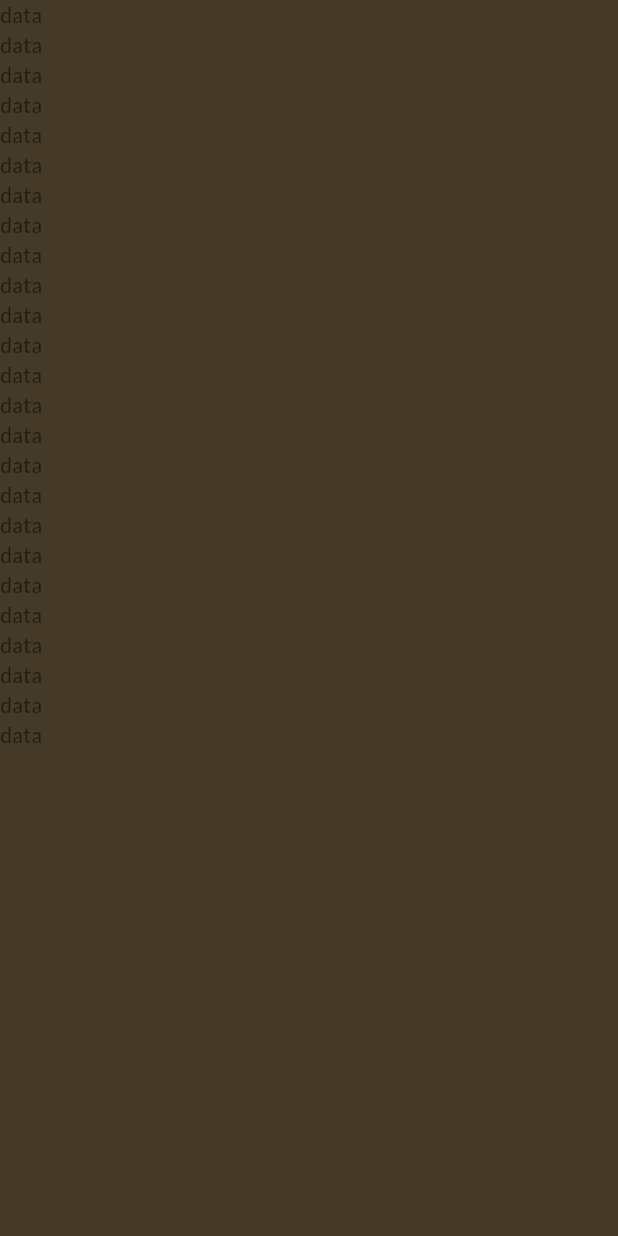
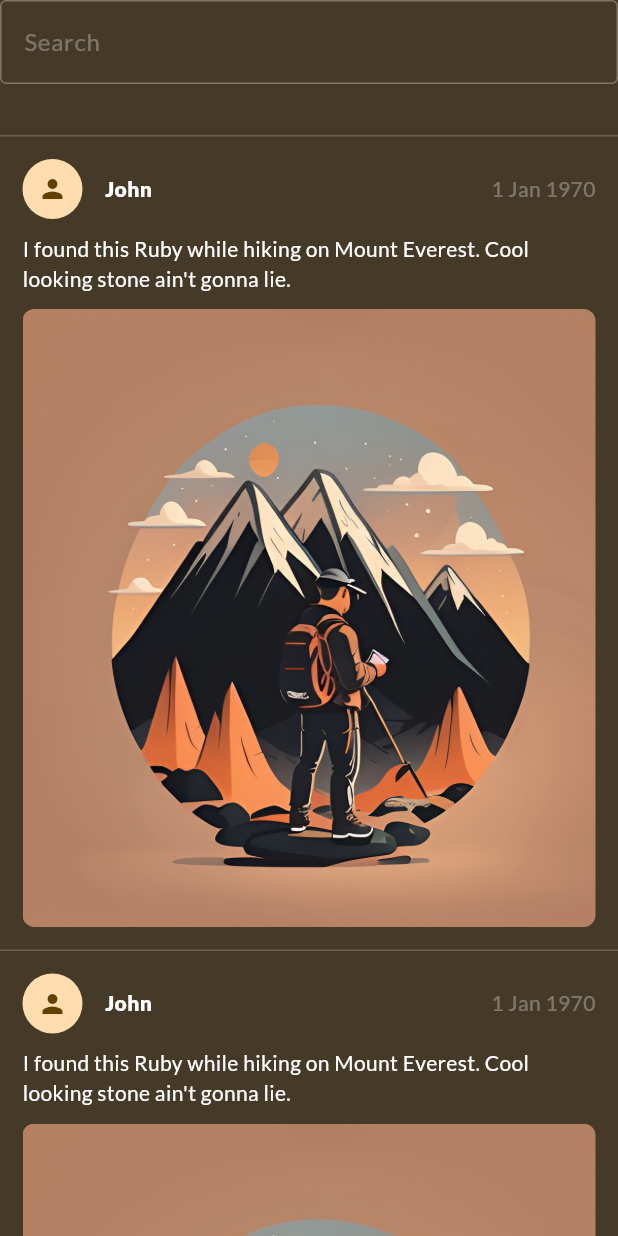
Before and after one commit to RocklandUOW/rockland-frontend, a Flutter app: the DiscoverPage screen opened directly, on a phone screen of 412 x 824 dp. Run offline on Flutter 3.47's test engine with Material 3 defaults, Android fonts, the phone set to English and light mode, and no system bars; our stand-ins replace google_fonts, google_maps_flutter, location; statements that could not run were skipped.

Commit message:
Almost fully styled discover page; Added loading indicator to load new posts in profile page; Added discover post thumbnail template; Added view image screen; Added changelog

```diff
--- /dev/null
+++ b/lib/components/post_thumbnail_discover.dart
@@ -0,0 +1,113 @@
+import 'package:flutter/material.dart';
+import 'package:flutter/widgets.dart';
+import 'package:rockland/pages/post-screen/post.dart';
+import 'package:rockland/screens/image.dart';
+import 'package:rockland/styles/colors.dart';
+import 'package:rockland/utility/activity.dart';
+
+class PostThumbnailDiscover extends StatefulWidget {
+  const PostThumbnailDiscover({super.key});
+
+  @override
+  State<PostThumbnailDiscover> createState() => _PostThumbnailDiscoverState();
+}
+
+class _PostThumbnailDiscoverState extends State<PostThumbnailDiscover> {
+  @override
+  Widget build(BuildContext context) {
+    double parentWidth = MediaQuery.of(context).size.width;
+
+    return InkWell(
+      splashColor: Colors.white.withAlpha(20),
+      highlightColor: Colors.white.withAlpha(20),
+      onTap: () {
+        Activity.startActivity(context, const PostPage());
+      },
+      child: Column(
+        children: [
+          Padding(
+            padding: const EdgeInsets.only(left: 15, right: 15, top: 15),
+            child: Column(
+              children: [
+                Row(
+                  mainAxisAlignment: MainAxisAlignment.spaceBetween,
+                  children: [
+                    const Flexible(
+                        child: Row(
+                      children: [
+                        CircleAvatar(
+                          child: Icon(
+                            Icons.person,
+                            size: 20,
+                          ),
+                        ),
+                        SizedBox(
+                          width: 15,
+                        ),
+                        Flexible(
+                            child: Column(
+                          mainAxisAlignment: MainAxisAlignment.start,
+                          crossAxisAlignment: CrossAxisAlignment.start,
+                          children: [
+                            Text(
+                              "John",
+                              style: TextStyle(
+                                  color: Colors.white,
+                                  fontWeight: FontWeight.bold),
+                            ),
+                          ],
+                        ))
+                      ],
+                    )),
+                    Row(
+                      children: [
+                        Text(
+                          "1 Jan 1970",
+                          style: TextStyle(color: Colors.white.withAlpha(80)),
+                        )
+                      ],
+                    )
+                  ],
+                ),
+                const SizedBox(
+                  height: 10,
+                ),
+                const Text(
+                  "I found this Ruby while hiking on Mount Everest. Cool looking stone ain't gonna lie.",
+                  style: TextStyle(color: Colors.white),
+                ),
+                const SizedBox(
+                  height: 10,
+                ),
+                GestureDetector(
+                  onTap: () {
+                    Activity.startActivity(context, ViewImageExtended());
+                  },
+                  child: Container(
+                    clipBehavior: Clip.hardEdge,
+                    decoration: BoxDecoration(
+                        borderRadius: BorderRadius.circular(8),
+                        image: const DecorationImage(
+                            image: AssetImage("lib/images/LogoUpscaled.png")
+                                as ImageProvider,
+                            fit: BoxFit.cover)),
+                    width: parentWidth,
+                    height: parentWidth,
+                  ),
+                )
+              ],
+            ),
+          ),
+          const SizedBox(
+            height: 15,
+          ),
+          Container(
+            width: parentWidth,
+            height: 1,
+            color: Colors.white.withAlpha(50),
+          )
+        ],
+      ),
+    );
+  }
+}
--- a/lib/pages/home/discover.dart
+++ b/lib/pages/home/discover.dart
@@ -1,4 +1,6 @@
 import 'package:flutter/material.dart';
+import 'package:rockland/components/post_thumbnail_discover.dart';
+import 'package:rockland/components/textfield.dart';
 import 'package:rockland/styles/colors.dart';
 import 'package:rockland/utility/common.dart';
 
@@ -30,8 +32,7 @@ class _DiscoverPageState extends State<DiscoverPage> {
   void initState() {
     super.initState();
     widget.controller!.getListController = getListController;
-    widget.controller!.setListControllerPosition =
-        setListControllerPosition;
+    widget.controller!.setListControllerPosition = setListControllerPosition;
   }
 
   ScrollController getListController() {
@@ -45,17 +46,55 @@ class _DiscoverPageState extends State<DiscoverPage> {
 
   @override
   Widget build(BuildContext context) {
+    double parentWidth = MediaQuery.of(context).size.width;
     return Scaffold(
       backgroundColor: CustomColor.mainBrown,
       body: SafeArea(
-          child: RefreshIndicator(
+          child: Stack(
+        children: [
+          RefreshIndicator(
               onRefresh: onRefresh,
               child: ListView.builder(
-                itemCount: 25,
+                itemCount: 10 + 2,
                 itemBuilder: (context, index) {
-                  return Text("data");
+                  if (index == 0) {
+                    return Padding(
+                      padding: const EdgeInsets.only(top: 90),
+                      child: Container(
+                        height: 1,
+                        width: parentWidth,
+                        color: Colors.white.withAlpha(50),
+                      ),
+                    );
+                  } else if (index < 10 + 2 - 1) {
+                    return const PostThumbnailDiscover();
+                  } else {
+                    return const Padding(
+                      padding: EdgeInsets.symmetric(vertical: 25),
+                      child: Center(
+                        child: SizedBox(
+                          height: 18,
+                          width: 18,
+                          child: CircularProgressIndicator(
+                            color: CustomColor.extremelyLightBrown,
+                          ),
+                        ),
+                      ),
+                    );
+                  }
                 },
-              ))),
+              )),
+          const TextField(
+            decoration: InputDecoration(
+                hintText: "Search",
+                hintStyle: TextStyle(
+                    fontWeight: FontWeight.normal, color: Colors.white30),
+                focusColor: Colors.black,
+                border: OutlineInputBorder(
+                    borderSide: BorderSide(color: Colors.white))),
+          ),
+        ],
+      )),
     );
   }
 }
```
Also changed, not shown: lib/components/profile_page_builder.dart (+12 -1 lines), lib/screens/image.dart (added, +195 -0 lines), 1 other file.
